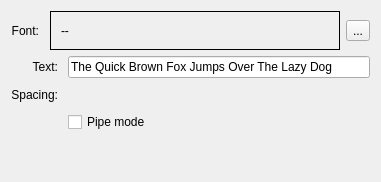
Before: the Qt Designer form plugins/paintops/libpaintop/forms/wdgtextbrush.ui in KDE/krita, drawn with Qt 5.
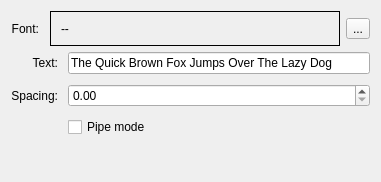
After: the same form once the commit is applied. Custom widgets are drawn as their Qt base class.

Commit message:
ui: Fix Designer not rendering KisDoubleSliderSpinBox as QDoubleSpinBox
Part-of: <https://invent.kde.org/graphics/krita/-/merge_requests/1742>

Patch:
```diff
--- a/plugins/paintops/libpaintop/forms/wdgtextbrush.ui
+++ b/plugins/paintops/libpaintop/forms/wdgtextbrush.ui
@@ -198,7 +198,7 @@
  <customwidgets>
   <customwidget>
    <class>KisDoubleSliderSpinBox</class>
-   <extends>QWidget</extends>
+   <extends>QDoubleSpinBox</extends>
    <header>kis_slider_spin_box.h</header>
    <container>1</container>
   </customwidget>
```
The commit also changes 54 other files.
